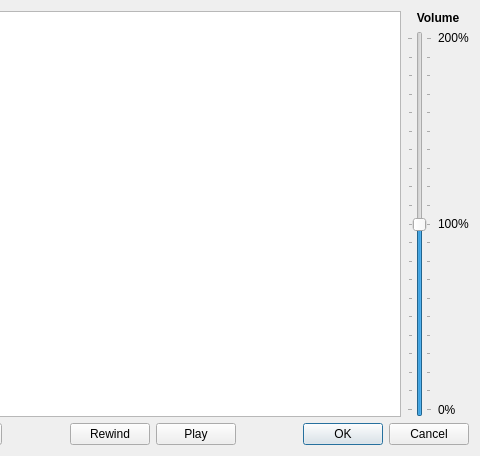
First picture: the form in soundselectiondialog.ui, repository chennes/Stop_Motion_Animation, before the edit; both pictures show x 287 to 767 and y 0 to 456 of the 767 by 456 pixel window.
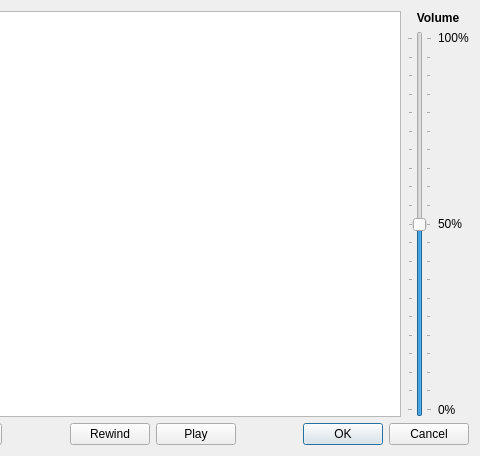
Second picture: the form after the edit.

```diff
--- a/soundselectiondialog.ui
+++ b/soundselectiondialog.ui
@@ -75,14 +75,14 @@
               </sizepolicy>
              </property>
              <property name="text">
-              <string>200%</string>
+              <string>100%</string>
              </property>
             </widget>
            </item>
            <item>
             <widget class="QLabel" name="label_3">
              <property name="text">
-              <string>100%</string>
+              <string>50%</string>
              </property>
             </widget>
            </item>
```
Left out of the diff: 9 changed lines with no effect on the pictures.
